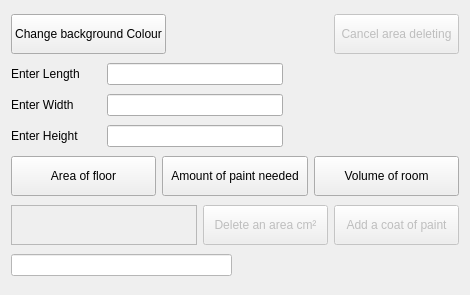
Old version of the form RoomDimensionsGUI.ui in the repository Mozza810/RoomDimensionsGUI.
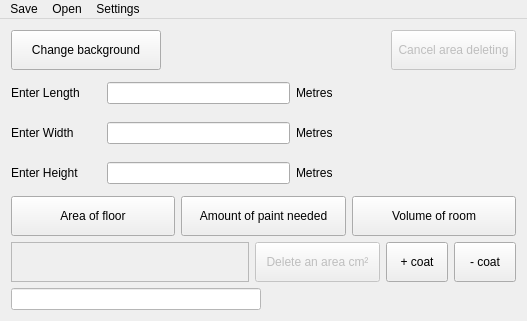
New version of the form. Icons and pictures are not drawn.

Commit message:
Room Dimensions V2.5
- More changes made:
. Background texture not iterates and changes fully working,
. New add coat of paint feature (to be fully fixed),
. Started new dialog and saving feature, this is to be completed.
. Added new background (blank white background),

Patch:
```diff
--- a/RoomDimensionsGUI.ui
+++ b/RoomDimensionsGUI.ui
@@ -9,8 +9,8 @@
    <rect>
     <x>0</x>
     <y>0</y>
-    <width>470</width>
-    <height>295</height>
+    <width>527</width>
+    <height>321</height>
    </rect>
   </property>
   <property name="sizePolicy">
@@ -60,7 +60,7 @@
          </size>
         </property>
         <property name="text">
-         <string>Change background Colour</string>
+         <string>Change background</string>
         </property>
        </widget>
       </item>
@@ -131,6 +131,13 @@
         </property>
        </widget>
       </item>
+      <item>
+       <widget class="QLabel" name="label_Metres">
+        <property name="text">
+         <string>Metres</string>
+        </property>
+       </widget>
+      </item>
       <item>
        <spacer name="horizontalSpacer">
         <property name="orientation">
@@ -172,6 +179,16 @@
         <property name="inputMethodHints">
          <set>Qt::ImhDigitsOnly</set>
         </property>
+        <property name="maxLength">
+         <number>10</number>
+        </property>
+       </widget>
+      </item>
+      <item>
+       <widget class="QLabel" name="label_Metres2">
+        <property name="text">
+         <string>Metres</string>
+        </property>
        </widget>
       </item>
       <item>
@@ -215,6 +232,16 @@
         <property name="inputMethodHints">
          <set>Qt::ImhDigitsOnly</set>
         </property>
+        <property name="maxLength">
+         <number>10</number>
+        </property>
+       </widget>
+      </item>
+      <item>
+       <widget class="QLabel" name="label_Metres3">
+        <property name="text">
+         <string>Metres</string>
+        </property>
        </widget>
       </item>
       <item>
@@ -327,16 +354,38 @@
       <item>
        <widget class="QPushButton" name="pushButton_coat_paint">
         <property name="enabled">
-         <bool>false</bool>
+         <bool>true</bool>
         </property>
         <property name="minimumSize">
          <size>
-          <width>125</width>
+          <width>50</width>
           <height>40</height>
          </size>
         </property>
         <property name="text">
-         <string>Add a coat of paint</string>
+         <string>+ coat</string>
+        </property>
+       </widget>
+      </item>
+      <item>
+       <widget class="QPushButton" name="pushButton_delete_coat_paint">
+        <property name="enabled">
+         <bool>true</bool>
+        </property>
+        <property name="sizePolicy">
+         <sizepolicy hsizetype="Minimum" vsizetype="Fixed">
+          <horstretch>0</horstretch>
+          <verstretch>0</verstretch>
+         </sizepolicy>
+        </property>
+        <property name="minimumSize">
+         <size>
+          <width>50</width>
+          <height>40</height>
+         </size>
+        </property>
+        <property name="text">
+         <string>- coat</string>
         </property>
        </widget>
       </item>
@@ -386,6 +435,39 @@
     </item>
    </layout>
   </widget>
+  <widget class="QMenuBar" name="menuBar">
+   <property name="geometry">
+    <rect>
+     <x>0</x>
+     <y>0</y>
+     <width>527</width>
+     <height>21</height>
+    </rect>
+   </property>
+   <widget class="QMenu" name="menuSave">
+    <property name="title">
+     <string>Save</string>
+    </property>
+   </widget>
+   <widget class="QMenu" name="menuOpen">
+    <property name="title">
+     <string>Open</string>
+    </property>
+   </widget>
+   <widget class="QMenu" name="menuSettings">
+    <property name="title">
+     <string>Settings</string>
+    </property>
+   </widget>
+   <addaction name="menuSave"/>
+   <addaction name="menuOpen"/>
+   <addaction name="menuSettings"/>
+  </widget>
+  <action name="actionRdgrdgrd">
+   <property name="text">
+    <string>rdgrdgrd</string>
+   </property>
+  </action>
  </widget>
  <layoutdefault spacing="6" margin="11"/>
  <resources/>
```
Left out of the diff: 3 changed lines with no effect on the pictures. The commit also changes 8 other files.
